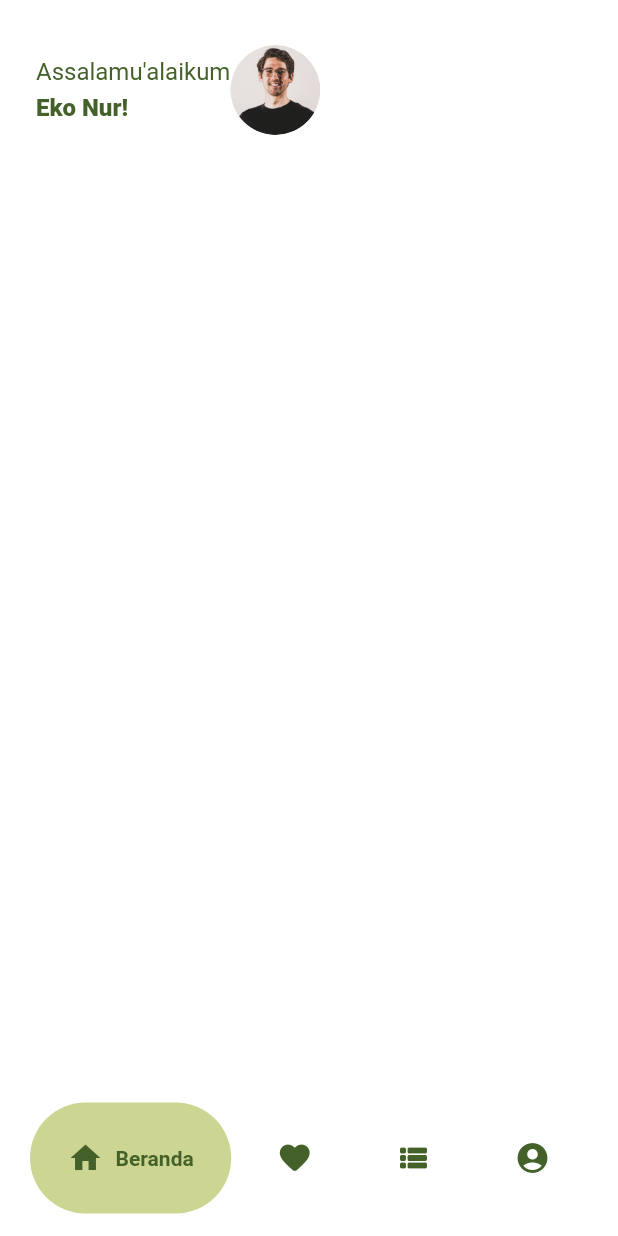
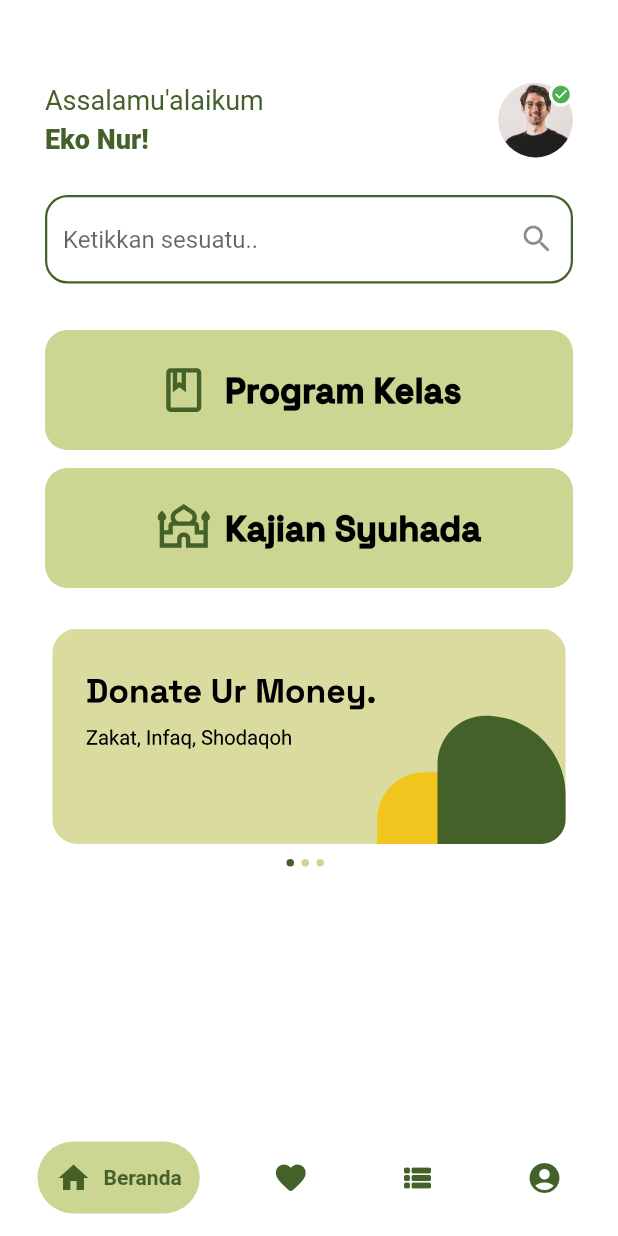
Before and after one commit to Syuhada-Apps/mobile-flutter, a Flutter app: the HomePage screen opened by its route, on a phone screen of 412 x 824 dp. Run offline on Flutter 3.47's test engine with Material 2 defaults, Android fonts, the phone set to English and light mode, and no system bars; drawn by our look-alikes of carousel_slider, google_nav_bar; our stand-ins replace flutter_otp_text_field, flutter_svg, google_fonts.

Commit message:
add home profile, searchbar, service, and slider

```diff
--- a/lib/main.dart
+++ b/lib/main.dart
@@ -1,5 +1,6 @@
 import 'package:flutter/material.dart';
 import 'package:flutter/services.dart';
+import 'package:syuhada_apps/shared/theme.dart';
 import 'package:syuhada_apps/ui/pages/confirm_page.dart';
 import 'package:syuhada_apps/ui/pages/home.dart';
 import 'package:syuhada_apps/ui/pages/sign_in_forgot.dart';
@@ -13,8 +14,8 @@ import 'package:syuhada_apps/ui/pages/welcome_page.dart';
 
 //MyApp dibuat konstan
 void main() {
-  SystemChrome.setSystemUIOverlayStyle(
-      SystemUiOverlayStyle(statusBarColor: Colors.transparent));
+  SystemChrome.setSystemUIOverlayStyle(SystemUiOverlayStyle(
+      statusBarColor: whiteColor, statusBarIconBrightness: Brightness.dark));
   runApp(const MyApp());
 }
 
--- a/lib/ui/pages/home.dart
+++ b/lib/ui/pages/home.dart
@@ -1,11 +1,21 @@
+import 'package:carousel_slider/carousel_slider.dart';
 import 'package:flutter/material.dart';
 import 'package:flutter_svg/flutter_svg.dart';
 import 'package:google_nav_bar/google_nav_bar.dart';
 import 'package:syuhada_apps/shared/theme.dart';
+import 'package:syuhada_apps/ui/widgets/home_services.dart';
 
-class HomePage extends StatelessWidget {
+class HomePage extends StatefulWidget {
   const HomePage({super.key});
 
+  @override
+  State<HomePage> createState() => _HomePageState();
+}
+
+class _HomePageState extends State<HomePage> {
+  int currentIndex = 0;
+  //carousel controller untuk mengatur carousel agar bisa berpindah sesuai index
+  CarouselController carouselController = CarouselController();
   @override
   Widget build(BuildContext context) {
     return Scaffold(
@@ -13,13 +23,13 @@ class HomePage extends StatelessWidget {
       bottomNavigationBar: Container(
         color: whiteColor,
         child: Padding(
-          padding: const EdgeInsets.symmetric(horizontal: 20, vertical: 15),
+          padding: const EdgeInsets.symmetric(horizontal: 25, vertical: 15),
           child: GNav(
             backgroundColor: whiteColor,
             color: greenDarkColor,
             activeColor: greenDarkColor,
             tabBackgroundColor: greenLightColor,
-            padding: EdgeInsets.all(25),
+            padding: EdgeInsets.all(12),
             gap: 8,
             onTabChange: (value) {
               print(value);
@@ -46,43 +56,206 @@ class HomePage extends StatelessWidget {
         ),
       ),
       body: ListView(
-        padding: const EdgeInsets.symmetric(horizontal: 24),
-        children: [buildProfile()],
+        padding: const EdgeInsets.symmetric(horizontal: 30),
+        children: [
+          buildProfile(),
+          buildSearch(),
+          buildServices(),
+          buildAds(),
+        ],
       ),
     );
   }
 
   Widget buildProfile() {
     return Container(
-      margin: const EdgeInsets.only(top: 30),
+      margin: const EdgeInsets.only(top: 55),
       child: Row(
+        mainAxisAlignment: MainAxisAlignment.spaceBetween,
         children: [
           Column(
             crossAxisAlignment: CrossAxisAlignment.start,
             children: [
               Text(
                 'Assalamu\'alaikum',
-                style: greenBodyStyle.copyWith(fontSize: 16),
+                style: greenBodyStyle.copyWith(fontSize: 18),
               ),
               SizedBox(
                 height: 5,
               ),
               Text(
                 'Eko Nur!',
-                style: greenBodyStyle.copyWith(fontSize: 16, fontWeight: bold),
+                style: greenBodyStyle.copyWith(fontSize: 18, fontWeight: bold),
               )
             ],
           ),
           Container(
-              width: 60,
-              height: 60,
+              width: 50,
+              height: 50,
               decoration: BoxDecoration(
-                  shape: BoxShape.circle,
-                  image: DecorationImage(
-                    image: AssetImage('assets/img_profile.png'),
-                  )))
+                shape: BoxShape.circle,
+                image: DecorationImage(
+                  image: AssetImage(
+                    'assets/img_profile.png',
+                  ),
+                ),
+              ),
+              child: Align(
+                alignment: Alignment.topRight,
+                child: Container(
+                  width: 16,
+                  height: 16,
+                  decoration:
+                      BoxDecoration(shape: BoxShape.circle, color: whiteColor),
+                  child: Center(
+                    child: Icon(
+                      Icons.check_circle,
+                      color: Colors.green,
+                      size: 14,
+                    ),
+                  ),
+                ),
+              )),
         ],
       ),
     );
   }
+
+  Widget buildSearch() {
+    return Container(
+      margin: EdgeInsets.only(top: 25),
+      child: TextField(
+        decoration: InputDecoration(
+          suffixIcon: Icon(Icons.search),
+          hintText: 'Ketikkan sesuatu..',
+          focusedBorder: OutlineInputBorder(
+            borderSide: BorderSide(width: 1.5, color: greenDarkColor),
+            borderRadius: BorderRadius.circular(15),
+          ),
+          enabledBorder: OutlineInputBorder(
+              borderSide: BorderSide(width: 1.5, color: greenDarkColor),
+              borderRadius: BorderRadius.circular(15)),
+        ),
+      ),
+    );
+  }
+
+  Widget buildServices() {
+    return Container(
+      margin: EdgeInsets.only(top: 31),
+      child: Column(
+        children: [
+          HomeServicesItem(
+            iconUrl: 'assets/ic_courses.svg',
+            title: 'Program Kelas',
+            onTap: () {},
+          ),
+          HomeServicesItem(
+            iconUrl: 'assets/ic_mosque.svg',
+            title: 'Kajian Syuhada',
+            onTap: () {},
+          )
+        ],
+      ),
+    );
+  }
+
+  Widget buildAds() {
+    return Container(
+      margin: EdgeInsets.only(top: 15),
+      child: Center(
+        child: Column(
+          mainAxisAlignment: MainAxisAlignment.center,
+          children: [
+            CarouselSlider(
+              items: [
+                SvgPicture.asset(
+                  'assets/img_carousel1.svg',
+                  //infinity agar responsive
+                  height: double.infinity,
+                  // width: 200,
+                  fit: BoxFit.contain,
+                ),
+
+                SvgPicture.asset(
+                  'assets/img_carousel1.svg',
+                  //infinity agar responsive
+                  height: double.infinity,
+                  fit: BoxFit.contain,
+                  // width: 200,
+                ),
+
+                SvgPicture.asset(
+                  'assets/img_carousel1.svg',
+                  //infinity agar responsive
+                  height: double.infinity,
+                  fit: BoxFit.contain,
+                  // width: 200,
+                ),
+                // Image.asset('assets/img_splash1.png'),
+              ],
+              carouselController: carouselController,
+              options: CarouselOptions(
+                autoPlay: true,
+                aspectRatio: 2.45,
+                autoPlayInterval: Duration(seconds: 5),
+                autoPlayAnimationDuration: Duration(seconds: 2),
+                autoPlayCurve: Curves.fastOutSlowIn,
+                viewportFraction: 1,
+                enlargeCenterPage: true,
+                enlargeStrategy: CenterPageEnlargeStrategy.height,
+                onPageChanged: (index, reason) {
+                  setState(() {
+                    currentIndex = index;
+                  });
+                },
+              ),
+            ),
+            SizedBox(
+              height: 10,
+            ),
+            Row(
+              mainAxisAlignment: MainAxisAlignment.center,
+              children: [
+                Container(
+                  width: 5,
+                  height: 5,
+                  margin: const EdgeInsets.only(right: 5),
+                  decoration: BoxDecoration(
+                    // circle slider
+                    shape: BoxShape.circle,
+                    color:
+                        // atur warna dengan index
+                        currentIndex == 0 ? greenDarkColor : greenLightColor,
+                  ),
+                ),
+                Container(
+                  width: 5,
+                  height: 5,
+                  margin: const EdgeInsets.only(right: 5),
+                  decoration: BoxDecoration(
+                    shape: BoxShape.circle,
+                    color:
+                        // atur warna dengan index
+                        currentIndex == 1 ? greenDarkColor : greenLightColor,
+                  ),
+                ),
+                Container(
+                  width: 5,
+                  height: 5,
+                  margin: const EdgeInsets.only(right: 5),
+                  decoration: BoxDecoration(
+                    shape: BoxShape.circle,
+                    color:
+                        // atur warna dengan index
+                        currentIndex == 2 ? greenDarkColor : greenLightColor,
+                  ),
+                ),
+              ],
+            )
+          ],
+        ),
+      ),
+    );
+  }
 }
--- a/lib/ui/pages/splashscreen_page.dart
+++ b/lib/ui/pages/splashscreen_page.dart
@@ -54,14 +54,14 @@ class _SplashScreenPageState extends State<SplashScreenPage> {
                   //infinity agar responsive
                   height: double.infinity,
                   // width: 200,
-                  fit: BoxFit.fitHeight,
+                  fit: BoxFit.contain,
                 ),
 
                 SvgPicture.asset(
                   'assets/img_splash2.svg',
                   //infinity agar responsive
                   height: double.infinity,
-                  fit: BoxFit.fitHeight,
+                  fit: BoxFit.contain,
                   // width: 200,
                 ),
 
@@ -69,7 +69,7 @@ class _SplashScreenPageState extends State<SplashScreenPage> {
                   'assets/img_splash3.svg',
                   //infinity agar responsive
                   height: double.infinity,
-                  fit: BoxFit.fitHeight,
+                  fit: BoxFit.contain,
                   // width: 200,
                 ),
                 // Image.asset('assets/img_splash1.png'),
--- /dev/null
+++ b/lib/ui/widgets/home_services.dart
@@ -0,0 +1,42 @@
+import 'package:flutter/material.dart';
+import 'package:flutter_svg/flutter_svg.dart';
+import 'package:syuhada_apps/shared/theme.dart';
+
+class HomeServicesItem extends StatelessWidget {
+  final String iconUrl;
+  final String title;
+  final VoidCallback? onTap;
+
+  const HomeServicesItem(
+      {Key? key, required this.iconUrl, required this.title, this.onTap})
+      : super(key: key);
+
+  @override
+  Widget build(BuildContext context) {
+    return Container(
+      width: double.infinity,
+      height: 80,
+      margin: EdgeInsets.only(bottom: 12),
+      decoration: BoxDecoration(
+          borderRadius: BorderRadius.circular(15), color: greenLightColor),
+      child: Center(
+        child: Row(children: [
+          SizedBox(
+            width: 75,
+          ),
+          SvgPicture.asset(
+            iconUrl,
+            width: 35,
+          ),
+          SizedBox(
+            width: 10,
+          ),
+          Text(
+            title,
+            style: blackHeaderStyle.copyWith(fontSize: 23, fontWeight: bold),
+          )
+        ]),
+      ),
+    );
+  }
+}
```
Also changed, not shown: assets/ic_ads1.svg (added), assets/ic_courses.svg (added), assets/ic_home_alt.svg (deleted), assets/ic_mosque.svg (added), assets/img_carousel1.svg (added).
